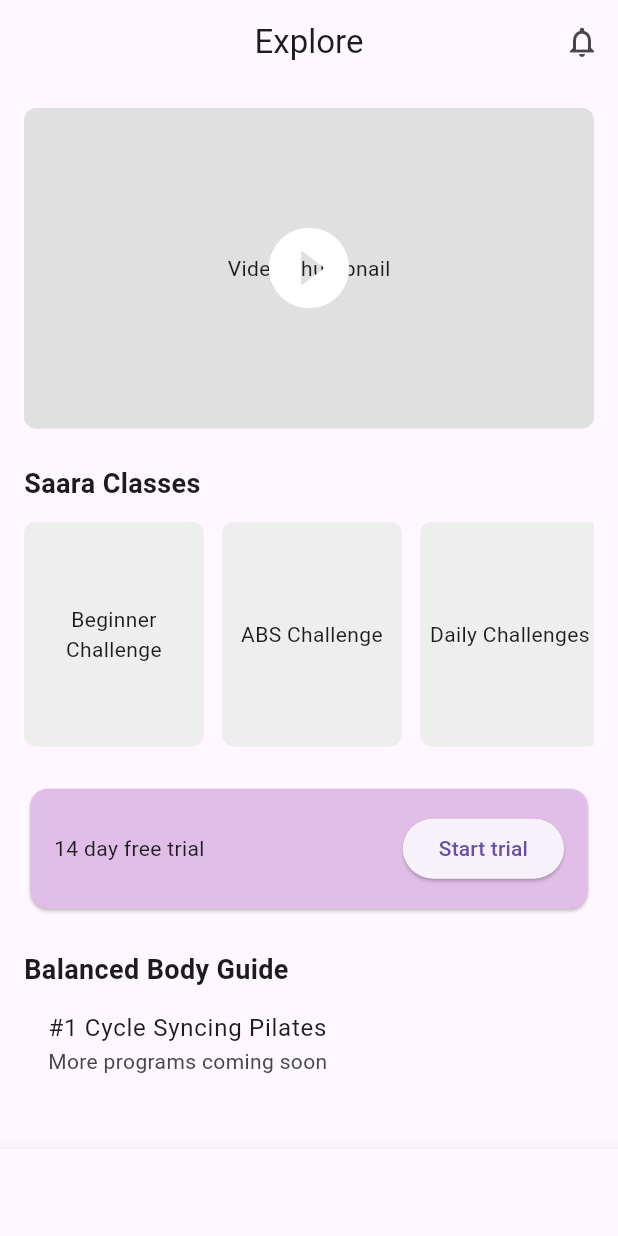
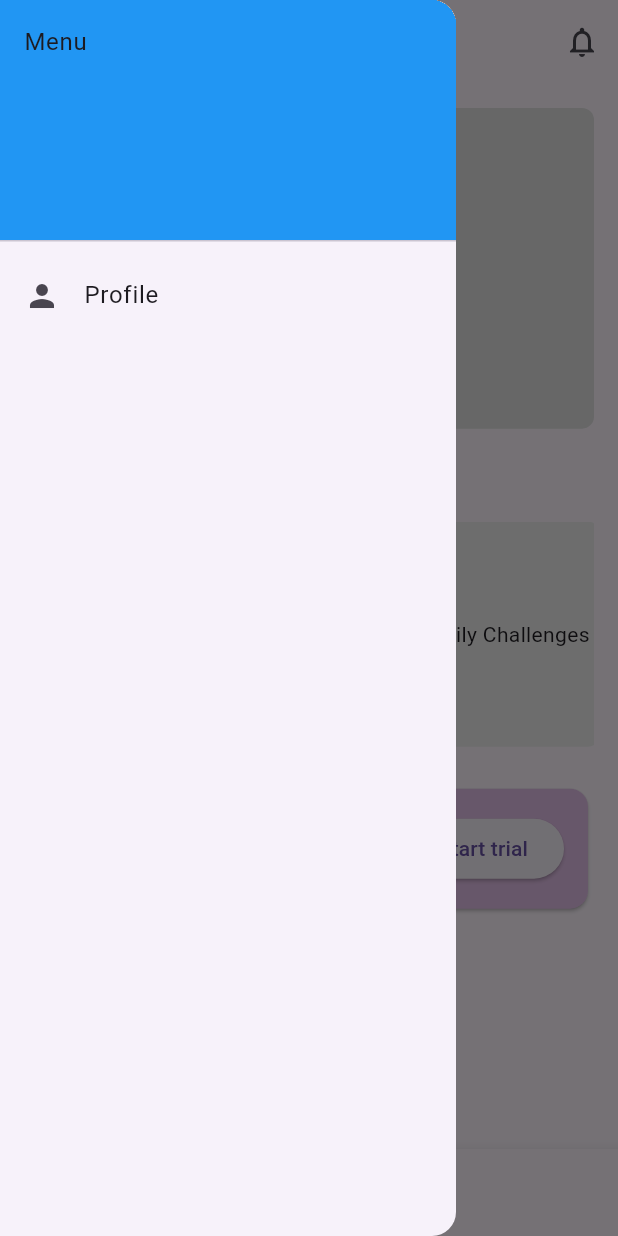
Before and after one commit to Vivek5kwt/saara, a Flutter app: the HomePage screen opened by its route, with the side drawer open (before the commit the screen has no drawer), on a phone screen of 412 x 824 dp. Run offline on Flutter 3.47's test engine with Material 3 defaults, Android fonts, the phone set to English and light mode, and no system bars; our stand-ins replace bloc, dio, flutter_bloc, go_router; accounts and stored records are empty.

Commit message:
Add drawer and dynamic titles for home bottom navigation

```diff
--- a/lib/features/home/view/home_page.dart
+++ b/lib/features/home/view/home_page.dart
@@ -20,11 +20,27 @@ class _HomePageState extends State<HomePage> {
       Center(child: Text('Searches Page')),
       Center(child: Text('Settings Page')),
     ];
+    final titles = ['Explore', 'Classes', 'Searches', 'Settings'];
 
     return Scaffold(
+      drawer: Drawer(
+        child: ListView(
+          padding: EdgeInsets.zero,
+          children: const [
+            DrawerHeader(
+              decoration: BoxDecoration(color: Colors.blue),
+              child: Text('Menu'),
+            ),
+            ListTile(
+              leading: Icon(Icons.person),
+              title: Text('Profile'),
+            ),
+          ],
+        ),
+      ),
       appBar: AppBar(
         centerTitle: true,
-        title: const Text('Explore'),
+        title: Text(titles[_currentIndex]),
         actions: [
           IconButton(
             icon: const Icon(Icons.notifications_none),
```
